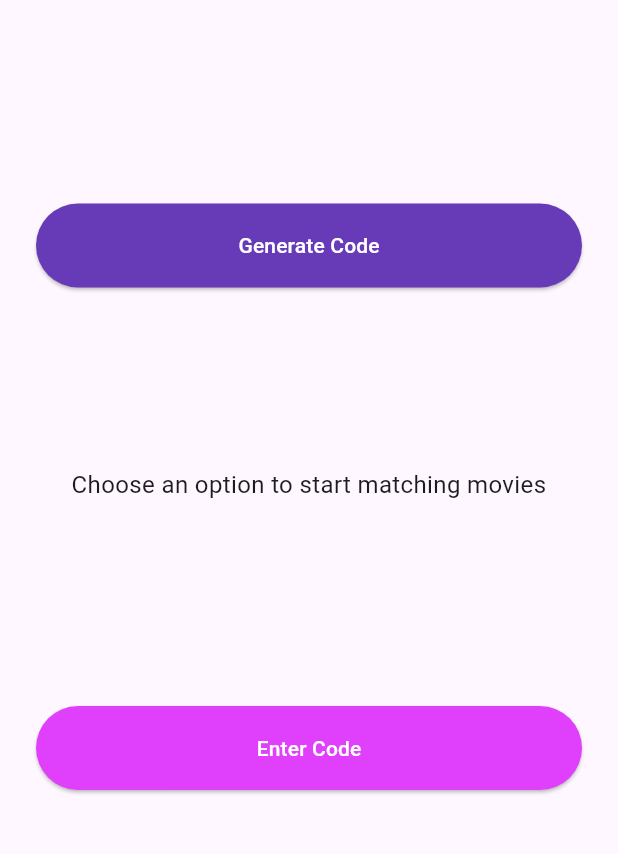
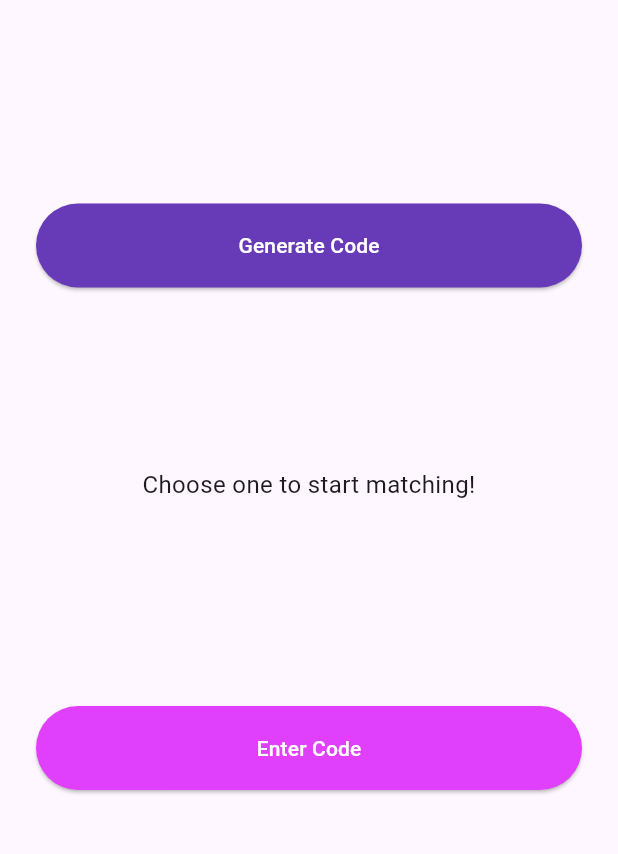
Before and after one commit to feli0057/movie-match, a Flutter app: the screen it shows after launch, on a phone screen of 412 x 824 dp, the part 266-1120 px from its top. Run offline on Flutter 3.47's test engine with Material 3 defaults, Android fonts, the phone set to English and light mode, and no system bars; our stand-ins replace device_info_plus, shared_preferences; missing offline and left inert: android_id; statements that could not run were skipped.

Commit message:
Minor styling

```diff
--- a/lib/screens/welcome_screen.dart
+++ b/lib/screens/welcome_screen.dart
@@ -54,7 +54,7 @@ class _WelcomeScreenState extends State<WelcomeScreen> {
               ),
               const Spacer(),
               const Text(
-                'Choose an option to start matching movies',
+                'Choose one to start matching!',
                 textAlign: TextAlign.center,
                 style: TextStyle(
                   fontSize: 16,
```
